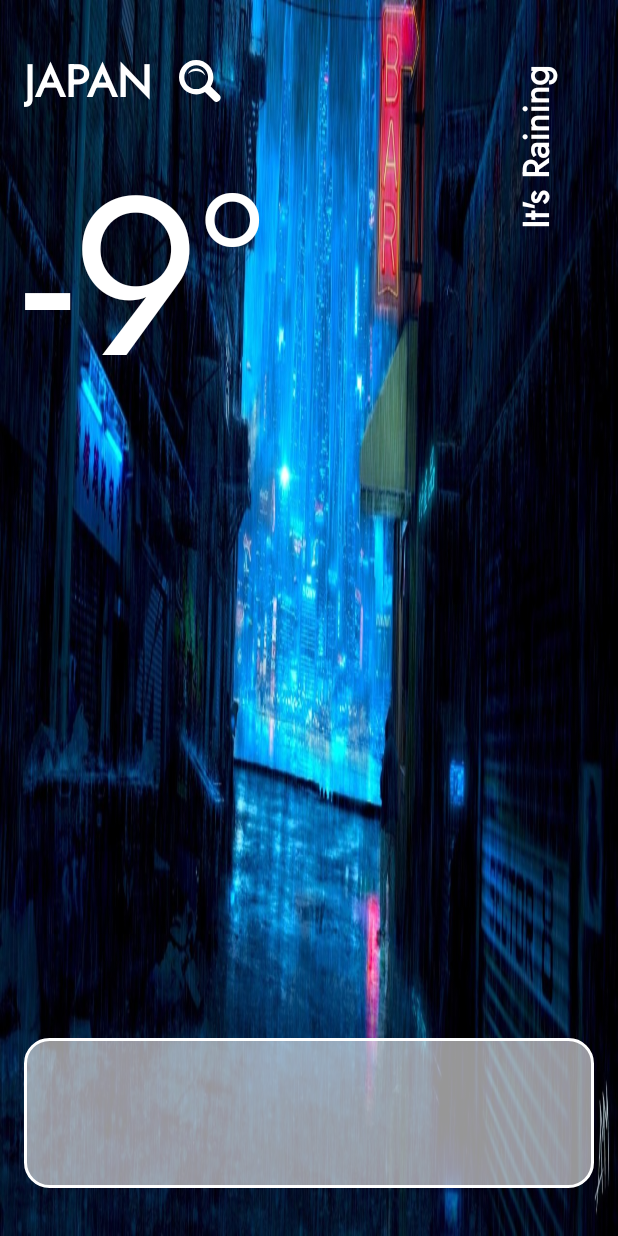
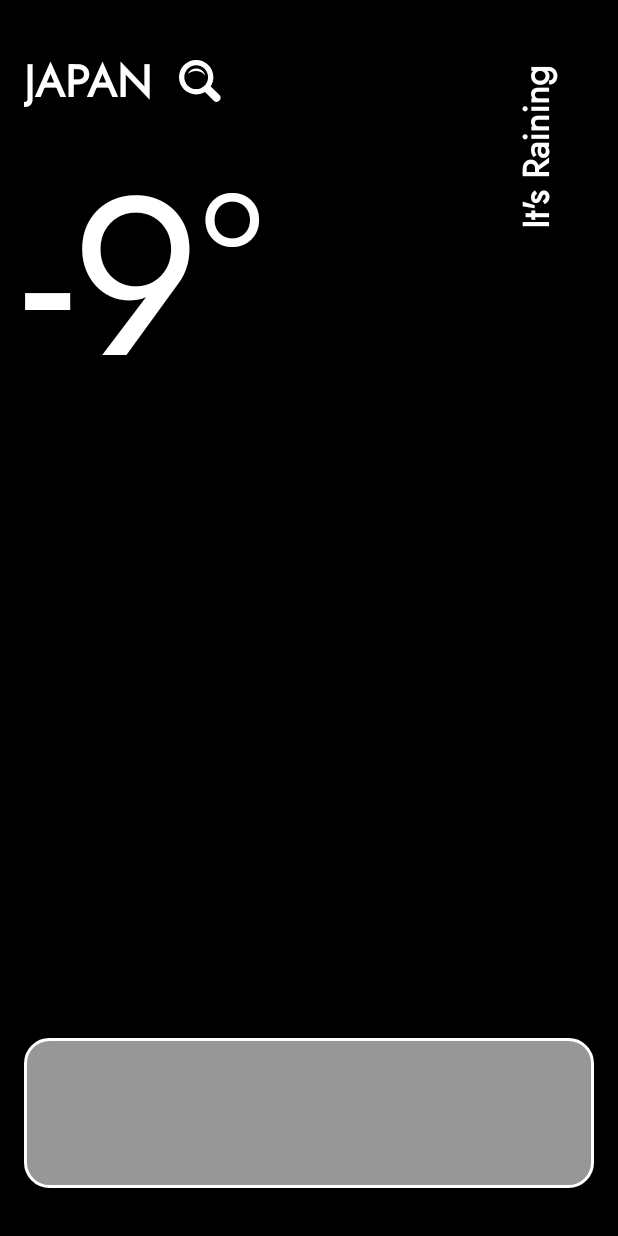
Before and after one commit to NevesRafa/app_tenki, an Android app: the screen it shows after launch (HomeScreenActivity), on a phone screen of 412 x 824 dp. Run offline under Robolectric (Android 15) with nearby library versions, the phone set to English and light mode, and no system bars.

Commit message:
Removendo e adicionando font, trocando imagem e fundo

```diff
--- a/app/src/main/res/font/jost.xml
+++ /dev/null
@@ -1,6 +0,0 @@
-<?xml version="1.0" encoding="utf-8"?>
-<font-family xmlns:app="http://schemas.android.com/apk/res-auto"
-    app:fontProviderAuthority="com.google.android.gms.fonts"
-    app:fontProviderCerts="@array/com_google_android_gms_fonts_certs"
-    app:fontProviderPackage="com.google.android.gms"
-    app:fontProviderQuery="Jost"></font-family>
--- a/app/src/main/res/layout/activity_home_screen.xml
+++ b/app/src/main/res/layout/activity_home_screen.xml
@@ -10,7 +10,7 @@
         android:layout_width="match_parent"
         android:layout_height="match_parent"
         android:scaleType="fitXY"
-        android:src="@drawable/rainy_day" />
+        android:background="@color/black" />
 
     <TextView
         android:id="@+id/city_name"
```
Also changed, not shown: app/src/main/res/font/jost.ttf (added).
